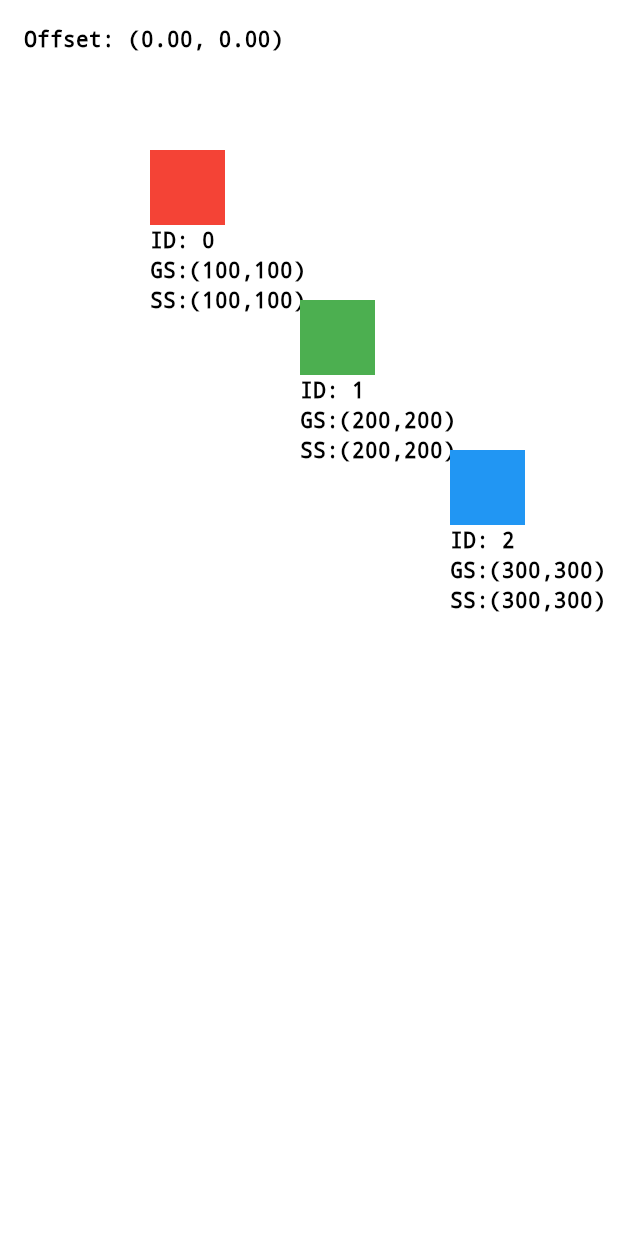
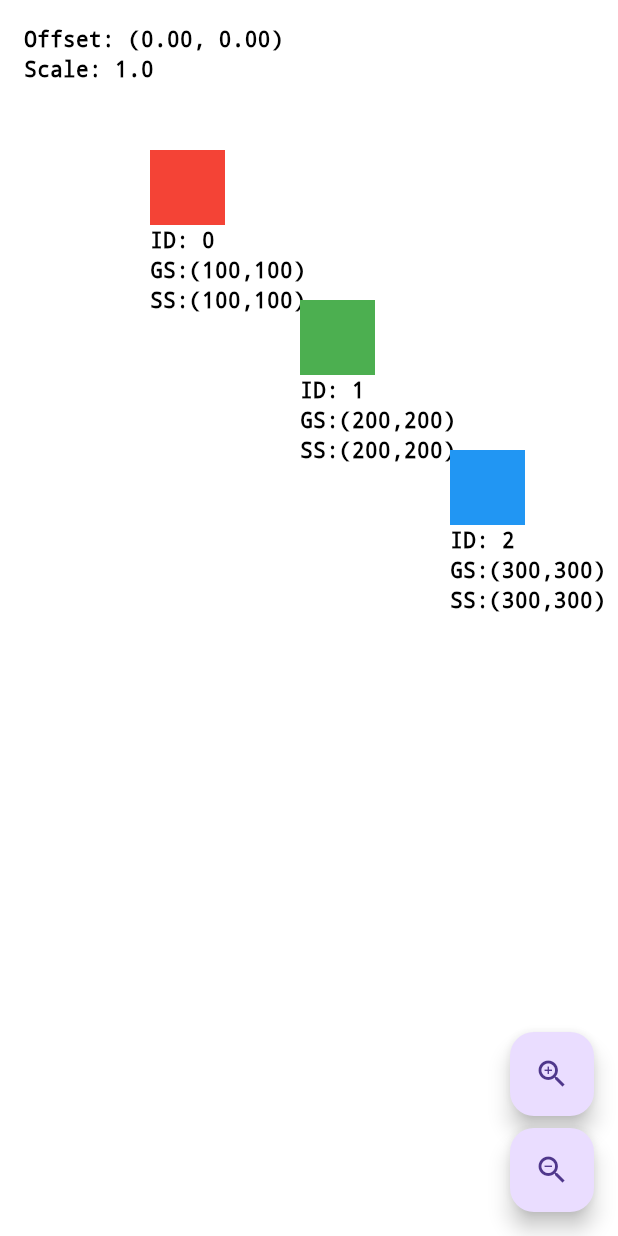
Before and after one commit to ruinivist/infinite_lazy_grid, a Flutter app: the screen it shows after launch, on a phone screen of 412 x 824 dp. Run offline on Flutter 3.47's test engine with Material 3 defaults, Android fonts, the phone set to English and light mode, and no system bars.

Commit message:
add scaling with hit test

```diff
--- a/example/lib/app.dart
+++ b/example/lib/app.dart
@@ -10,7 +10,7 @@ class App extends StatefulWidget {
 }
 
 class _AppState extends State<App> {
-  final CanvasController controller = CanvasController(debug: true);
+  final CanvasController controller = CanvasController(debug: true, initialScale: 1);
 
   @override
   void initState() {
@@ -24,6 +24,24 @@ class _AppState extends State<App> {
   @override
   Widget build(BuildContext context) {
     return Scaffold(
+      floatingActionButton: Column(
+        mainAxisSize: MainAxisSize.min,
+        spacing: 8,
+        children: [
+          FloatingActionButton(
+            onPressed: () {
+              controller.updateScalebyDelta(0.1);
+            },
+            child: const Icon(Icons.zoom_in),
+          ),
+          FloatingActionButton(
+            onPressed: () {
+              controller.updateScalebyDelta(-0.1);
+            },
+            child: const Icon(Icons.zoom_out),
+          ),
+        ],
+      ),
       body: CanvasView(controller: controller, canvasBackground: SingleColorBackround(Colors.white)),
     );
   }
--- a/lib/core/background.dart
+++ b/lib/core/background.dart
@@ -7,21 +7,21 @@ abstract class CanvasBackground {
 
   /// draw the backround on this context. Implement this to have
   /// different kinds of backgrounds
-  void paint(Canvas canvas, Size canvasSize);
+  void paint(Canvas canvas, Size canvasSize, double scale);
 }
 
 class NoBackground extends CanvasBackground {
   const NoBackground();
 
   @override
-  void paint(Canvas canvas, Size canvasSize) {}
+  void paint(Canvas canvas, Size canvasSize, double scale) {}
 }
 
 class SingleColorBackround extends CanvasBackground {
   const SingleColorBackround(Color backgroundColor) : super(bgColor: backgroundColor);
 
   @override
-  void paint(Canvas canvas, Size canvasSize) {
+  void paint(Canvas canvas, Size canvasSize, double scale) {
     final paint = Paint()
       ..color = bgColor
       ..style = PaintingStyle.fill;
--- a/lib/core/controller.dart
+++ b/lib/core/controller.dart
@@ -12,11 +12,18 @@ typedef WidgetBuilder = Widget Function();
 // ignore: non_constant_identifier_names
 final _ChildNotFoundException = Exception('Child with the given ID does not exist');
 
-class _CanvasItem {
+class _ChildInfo {
   Offset gsPosition;
   final WidgetBuilder builder;
 
-  _CanvasItem({required this.gsPosition, required this.builder});
+  _ChildInfo({required this.gsPosition, required this.builder});
+}
+
+class ChildInfo {
+  Offset gsPosition;
+  Offset ssPosition;
+  Widget child;
+  ChildInfo({required this.gsPosition, required this.ssPosition, required this.child});
 }
 
 // ------------------------------ Controller ------------------------------
@@ -25,20 +32,30 @@ class _CanvasItem {
 class CanvasController with ChangeNotifier {
   int _nextId = 0; // surely we won't run out of IDs, Clueless
   Offset _gsTopLeftOffset = Offset.zero;
-  final Map<int, _CanvasItem> _children = {}; // int for IDs
+  double _baseScale, _scale;
+  late Size _canvasSize;
+  final Map<int, _ChildInfo> _children = {}; // int for IDs
   bool debug;
 
-  CanvasController({this.debug = false});
+  CanvasController({this.debug = false, double initialScale = 1})
+    : _scale = initialScale,
+      _baseScale = initialScale,
+      assert(initialScale > 0, 'Initial scale must be greater than 0');
 
   // -------------------- getters --------------------
   Offset get offset => _gsTopLeftOffset;
+  double get scale => _scale;
+  Size get canvasSize => _canvasSize;
+  // -------------------- public functions --------------------
 
-  // -------------------- public functions --------------------
+  void onCanvasSizeChange(Size size) {
+    _canvasSize = size;
+  }
 
   // -------- child manip --------
 
   int addChild(Offset position, WidgetBuilder builder) {
-    _children[_nextId] = _CanvasItem(gsPosition: position, builder: builder);
+    _children[_nextId] = _ChildInfo(gsPosition: position, builder: builder);
     return _nextId++;
   }
 
@@ -63,26 +80,47 @@ class CanvasController with ChangeNotifier {
     }
   }
 
+  void onScaleStart(ScaleStartDetails details) {
+    _baseScale = _scale;
+  }
+
   // -------- gesture handling --------
-  void handleGesture(ScaleUpdateDetails details) {
-    // handle gestures like pinch to zoom, pan, etc.
+  void onScaleUpdate(ScaleUpdateDetails details) {
+    // uses usual display conventions and final vector postion - initial vector position
+    // convention is that if I drag from right to left, dx is negative
+    // for top to bottom, dy is postive
 
-    // convention is that if I drag from right to left, dx is negative
-    // for top to bottom, dy is postive ( so usual display conventions and final vector postion - initial vector position )
-    final delta = details.focalPointDelta;
+    // scale + offset is => scale then offset
 
-    _gsTopLeftOffset -= delta;
+    if (details.scale != 1) {
+      final newScale = _baseScale * details.scale;
+      _gsTopLeftOffset = newGsTopLeftOnScaling(_gsTopLeftOffset, details.localFocalPoint, _scale, newScale);
+      _scale = newScale;
+    }
+
+    if (details.focalPointDelta != Offset.zero) {
+      // if ss distnace is x, and zoom is 2x, gs only moves by x/2
+      _gsTopLeftOffset -= details.focalPointDelta / _scale;
+    }
 
     notifyListeners();
   }
 
-  List<(Offset, Widget)> widgetsWithScreenPositions() {
+  void updateScalebyDelta(double delta) {
+    final focalPoint = Offset(canvasSize.width / 2, canvasSize.height / 2);
+    final newScale = _scale + delta;
+    _gsTopLeftOffset = newGsTopLeftOnScaling(_gsTopLeftOffset, focalPoint, _scale, newScale);
+    _scale = newScale;
+    notifyListeners();
+  }
+
+  List<ChildInfo> widgetsWithScreenPositions() {
     return _children.entries.map((entry) {
       final item = entry.value;
-      final ssPosition = gsToSs(item.gsPosition, _gsTopLeftOffset);
+      final ssPosition = gsToSs(item.gsPosition, _gsTopLeftOffset, _scale);
       var child = item.builder();
       if (debug) child = _Debug(id: entry.key, gs: item.gsPosition, ss: ssPosition, child: child);
-      return (ssPosition, child);
+      return ChildInfo(gsPosition: item.gsPosition, ssPosition: ssPosition, child: child);
     }).toList();
   }
 }
--- a/lib/core/render.dart
+++ b/lib/core/render.dart
@@ -5,11 +5,6 @@ import 'package:infinite_lazy_2d_grid/utils/offset_extensions.dart';
 import 'package:infinite_lazy_2d_grid/utils/styles.dart';
 
 import 'background.dart';
-
-/**
- * Working of some of the flutter code used here:
-
- */
 
 /// An infinite canvas that places all the children at the specified positions.
 class CanvasView extends StatelessWidget {
@@ -23,16 +18,20 @@ class CanvasView extends StatelessWidget {
     return Container(
       color: canvasBackground.bgColor,
       child: GestureDetector(
-        onScaleUpdate: controller.handleGesture,
+        behavior: HitTestBehavior.translucent,
+        onScaleUpdate: controller.onScaleUpdate,
+        onScaleStart: controller.onScaleStart,
         child: ListenableBuilder(
           listenable: controller,
           builder: (_, _) {
             final childrenWithPositions = controller.widgetsWithScreenPositions();
-            final ssPositions = childrenWithPositions.map((e) => e.$1).toList();
-            final children = childrenWithPositions.map((e) => e.$2).toList();
+            final ssPositions = childrenWithPositions.map((e) => e.ssPosition).toList();
+            final children = childrenWithPositions.map((e) => e.child).toList();
             final canvas = _CanvasRenderObject(
               canvasBackground: canvasBackground,
               ssPositions: ssPositions,
+              scale: controller.scale,
+              onCanvasSizeChange: controller.onCanvasSizeChange,
               children: children,
             );
 
@@ -43,7 +42,10 @@ class CanvasView extends StatelessWidget {
                   Positioned(
                     top: 16,
                     left: 16,
-                    child: Text('Offset: ${controller.offset.coord()}', style: monospaceStyle),
+                    child: Text(
+                      'Offset: ${controller.offset.coord()}\nScale: ${controller.scale.toStringAsFixed(1)}',
+                      style: monospaceStyle,
+                    ),
                   ),
                 ],
               );
@@ -58,54 +60,79 @@ class CanvasView extends StatelessWidget {
 }
 
 /// A combined widget for all the render object of the children + background.
+/// Everything is in screen space here
 class _CanvasRenderObject extends MultiChildRenderObjectWidget {
   final List<Offset> ssPositions;
+  final double scale;
   final CanvasBackground canvasBackground;
+  final Function onCanvasSizeChange;
 
   const _CanvasRenderObject({
     required this.ssPositions,
+    required this.scale,
+    required this.canvasBackground,
+    required this.onCanvasSizeChange,
     required super.children, // children go to the MultiChildRenderObjectWidget
-    required this.canvasBackground,
-  }) : assert(ssPositions.length == children.length, 'Children and positions must have the same length');
+  }) : assert(ssPositions.length == children.length, 'Children and positions must have the same length'),
+       assert(scale != 0);
 
   @override
   RenderObject createRenderObject(BuildContext context) {
-    return _CanvasRenderBox(ssPositions: ssPositions, canvasBackground: canvasBackground);
+    return _CanvasRenderBox(
+      ssPositions: ssPositions,
+      scale: scale,
+      canvasBackground: canvasBackground,
+      onCanvasSizeChange: onCanvasSizeChange,
+    );
   }
 
   @override
   void updateRenderObject(BuildContext context, _CanvasRenderBox renderObject) {
     renderObject
       ..ssPositions = ssPositions
-      ..canvasBackground = canvasBackground;
+      ..canvasBackground = canvasBackground
+      ..scale = scale;
   }
 }
 
-/// Dummy empty parent data for each child
-class _WidgetParentData extends ContainerBoxParentData<RenderBox> {}
+class _CanvasWidgetParentData extends ContainerBoxParentData<RenderBox> {
+  // there is already an "offset" defined in BoxParentdata that is exactly what I want
+  late double scale; // scale is same for all rn but this makes it trivial to expand to children with diff scales
+}
 
 class _CanvasRenderBox extends RenderBox
     with
-        ContainerRenderObjectMixin<RenderBox, _WidgetParentData>,
-        RenderBoxContainerDefaultsMixin<RenderBox, _WidgetParentData> {
+        ContainerRenderObjectMixin<RenderBox, _CanvasWidgetParentData>,
+        RenderBoxContainerDefaultsMixin<RenderBox, _CanvasWidgetParentData> {
   CanvasBackground _canvasBackground;
   List<Offset> _ssPositions;
+  double _scale;
+  Function onCanvasSizeChange;
 
-  _CanvasRenderBox({required ssPositions, required canvasBackground})
+  _CanvasRenderBox({required ssPositions, required scale, required canvasBackground, required this.onCanvasSizeChange})
     : _ssPositions = ssPositions,
+      _scale = scale,
       _canvasBackground = canvasBackground;
 
   @override
   void setupParentData(RenderBox child) {
-    if (child.parentData is! _WidgetParentData) {
-      child.parentData = _WidgetParentData();
+    if (child.parentData is! _CanvasWidgetParentData) {
+      child.parentData = _CanvasWidgetParentData();
     }
   }
 
   set ssPositions(List<Offset> ssPositions) {
+    assert(ssPositions.length == childCount);
     if (_ssPositions != ssPositions) {
       _ssPositions = ssPositions;
-      markNeedsPaint();
+      markNeedsLayout();
+    }
+  }
+
+  set scale(double scale) {
+    if (_scale != scale) {
+      _scale = scale;
+      markNeedsLayout();
     }
   }
 
@@ -118,59 +145,64 @@ class _CanvasRenderBox extends RenderBox
 
   @override
   void performLayout() {
+    assert(childCount == _ssPositions.length);
     size = constraints.biggest; // expand as much as possible for the parent
+    onCanvasSizeChange(size); // notify the controller about the size
 
     RenderBox? child = firstChild;
 
+    int index = 0;
     while (child != null) {
-      final _WidgetParentData parentData = child.parentData! as _WidgetParentData;
+      final _CanvasWidgetParentData childParentData = child.parentData! as _CanvasWidgetParentData;
+      childParentData.offset = _ssPositions[index++];
+      childParentData.scale = _scale;
       // loosen so like a stack can take it's own size inside parent
       // like a stack parent is not using size and is always expanded hence the second arg
       child.layout(constraints.loosen(), parentUsesSize: false);
-      child = parentData.nextSibling;
+      child = childParentData.nextSibling;
     }
   }
 
   @override
   void paint(PaintingContext context, Offset canvasStartOffset) {
-    final canvas = context.canvas;
+    assert(childCount == _ssPositions.length);
+    // use the canvas background painter, pass it the canvas and that should handle drawing the background
+    _canvasBackground.paint(context.canvas, size, _scale);
 
-    // use the canvas background painter, pass it the canvas and that should handle drawing the background
-    _canvasBackground.paint(canvas, size);
+    // though using ssPositionns here directly worked for me but docs using the parentData
+    // to get this info is the convention as child can be reordered ( though this will always
+    // change the offset as well so should work for me ) and this is the flutter way of implementation
+    // on most other stuff ( single source of truth for paint & hit test etc )
+    RenderBox? child = firstChild;
+    while (child != null) {
+      final _CanvasWidgetParentData childParentData = child.parentData! as _CanvasWidgetParentData;
 
-    RenderBox? child = firstChild;
-    for (int idx = 0; child != null; idx++) {
-      final _WidgetParentData parentData = child.parentData! as _WidgetParentData;
-      context.paintChild(child, _ssPositions[idx]);
-      child = parentData.nextSibling;
+      context.canvas.save();
+      // relying purely on canvas manips here
+      final drawAt = canvasStartOffset + childParentData.offset;
+      context.canvas.translate(drawAt.dx, drawAt.dy);
+      context.canvas.scale(childParentData.scale, childParentData.scale);
+      context.paintChild(child, Offset.zero); // pain at 0 as already translated
+
+      context.canvas.restore();
+      child = childParentData.nextSibling;
     }
   }
 
   @override
-  bool hitTest(BoxHitTestResult result, {required Offset position}) {
-    final ssHitPosition = position;
-
-    if (!size.contains(ssHitPosition)) {
-      return false;
-    }
-
-    // Check children in reverse order (last painted = first hit)
+  bool hitTestChildren(BoxHitTestResult result, {required Offset position}) {
     RenderBox? child = lastChild;
-    for (int idx = _ssPositions.length - 1; child != null; idx--) {
-      final _WidgetParentData parentData = child.parentData! as _WidgetParentData;
-
-      // Transform the hit position relative to the child's position
-      final childPosition = ssHitPosition - _ssPositions[idx];
-
-      if (child.hitTest(BoxHitTestResult.wrap(result), position: childPosition)) {
+    while (child != null) {
+      // need to get a coordinate in child space
+      final childParentData = child.parentData as _CanvasWidgetParentData;
+      final Offset childSpacePosition =
+          (position - childParentData.offset /* <- distance in screen space */ ) / childParentData.scale;
+      // divide by scale so if screen space is 2x, it's only x in child space
+      if (child.hitTest(result, position: childSpacePosition)) {
         return true;
       }
-
-      child = parentData.previousSibling;
+      child = childParentData.previousSibling;
     }
-
-    // If no child was hit, the canvas itself handles the hit
-    result.add(BoxHitTestEntry(this, ssHitPosition));
-    return true;
+    return false;
   }
 }
--- a/lib/utils/conversions.dart
+++ b/lib/utils/conversions.dart
@@ -1,11 +1,18 @@
 import 'dart:ui';
 
 /// Convert grid space coordinates to screen space coordinates
-Offset gsToSs(Offset gsPosition, Offset gsTopLeft) {
-  return gsPosition - gsTopLeft;
+Offset gsToSs(Offset gsPosition, Offset gsTopLeft, double scale) {
+  return (gsPosition - gsTopLeft) * scale;
 }
 
 /// Convert screen space coordinates to grid space coordinates
-Offset ssToGs(Offset ssPosition, Offset gsTopLeft) {
-  return ssPosition + gsTopLeft;
+Offset ssToGs(Offset ssPosition, Offset gsTopLeft, double scale) {
+  return ssPosition / scale + gsTopLeft;
 }
+
+Offset newGsTopLeftOnScaling(Offset gsTopLeft, Offset ssFocalPoint, double oldScale, double newScale) {
+  // gsFocal remains same
+  // we change gsTopLeft to keep ssFocalPoint same as well
+  Offset gsFocalPoint = ssToGs(ssFocalPoint, gsTopLeft, oldScale);
+  return gsFocalPoint - ssFocalPoint / newScale;
+}
```
Also changed, not shown: example/lib/main.dart (+8 -1 lines).
